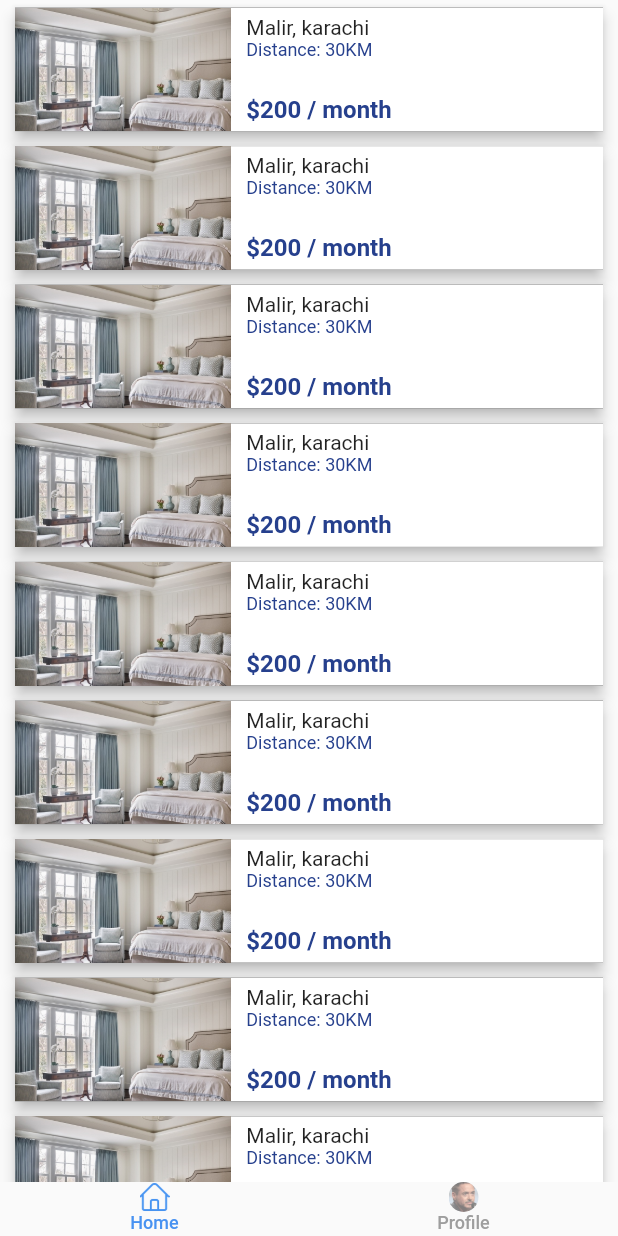
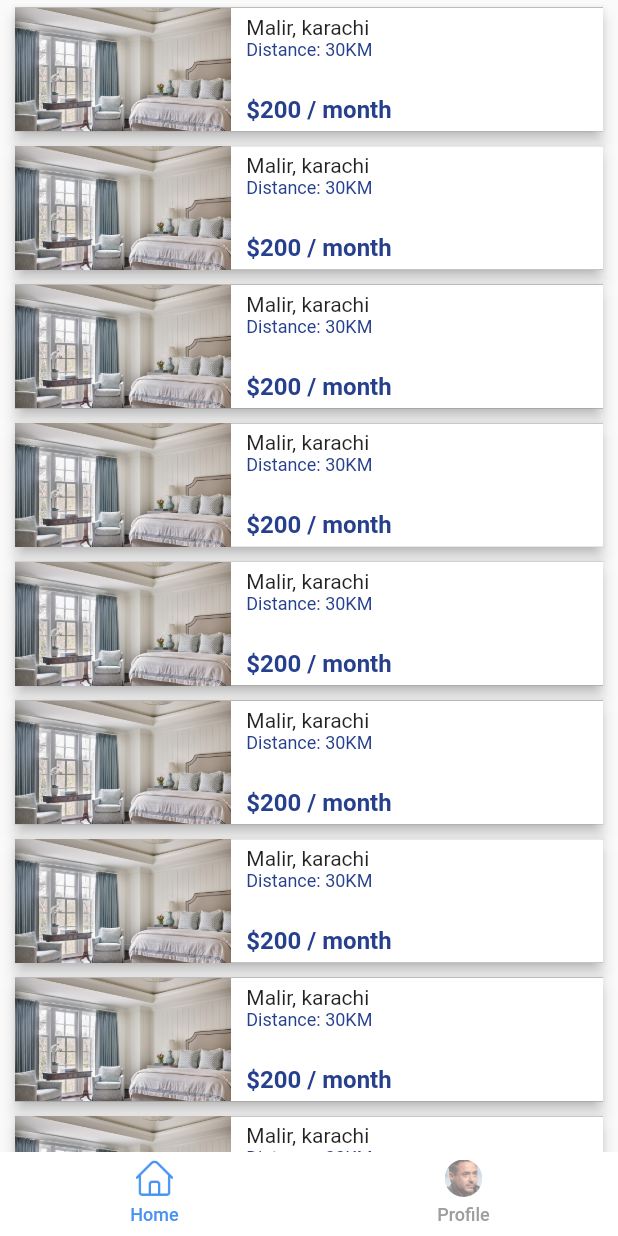
Before and after one commit to izaanjahangir/find-a-room-flutter, a Flutter app: the HomeTab screen opened by its route, on a phone screen of 412 x 824 dp. Run offline on Flutter 3.47's test engine with Material 2 defaults, Android fonts, the phone set to English and light mode, and no system bars; our stand-ins replace flutter_easyloading, geolocator, google_maps_flutter, touchable_opacity.

Commit message:
tabbar improvements

```diff
--- a/lib/components/custom_tab/custom_tab.dart
+++ b/lib/components/custom_tab/custom_tab.dart
@@ -3,7 +3,7 @@ import "package:flutter/material.dart";
 class CustomTab extends StatelessWidget {
   final String label;
   final bool active;
-  final double size = 20;
+  final double size = 25;
   final AssetImage icon;
   final AssetImage activeIcon;
   final bool roundIcon;
@@ -45,6 +45,9 @@ class CustomTab extends StatelessWidget {
                   image: iconToRender,
                 ),
               ),
+        SizedBox(
+          height: 5,
+        ),
         Text(
           label,
           style: TextStyle(fontSize: 12),
--- a/lib/screens/home_tab/home_tab.dart
+++ b/lib/screens/home_tab/home_tab.dart
@@ -54,12 +54,13 @@ class _HomeTabState extends State<HomeTab> with SingleTickerProviderStateMixin {
                   controller: _tabController,
                 ),
               ),
-              TabBar(
+              Material(
+                color: ThemeColors.white,
+                child: TabBar(
                   unselectedLabelColor: ThemeColors.darkGrey,
                   labelColor: ThemeColors.lightBlue,
-                indicator: BoxDecoration(
-                  borderRadius: BorderRadius.zero,
-                ),
+                  labelPadding: const EdgeInsets.symmetric(vertical: 5),
+                  indicator: BoxDecoration(borderRadius: BorderRadius.zero),
                   tabs: [
                     CustomTab(
                       active: _tabController.index == 0,
@@ -79,6 +80,7 @@ class _HomeTabState extends State<HomeTab> with SingleTickerProviderStateMixin {
                   controller: _tabController,
                   indicatorSize: TabBarIndicatorSize.tab,
                 ),
+              ),
             ],
           ),
         )),
```
Lines whose indentation alone changed are shown as unchanged.
